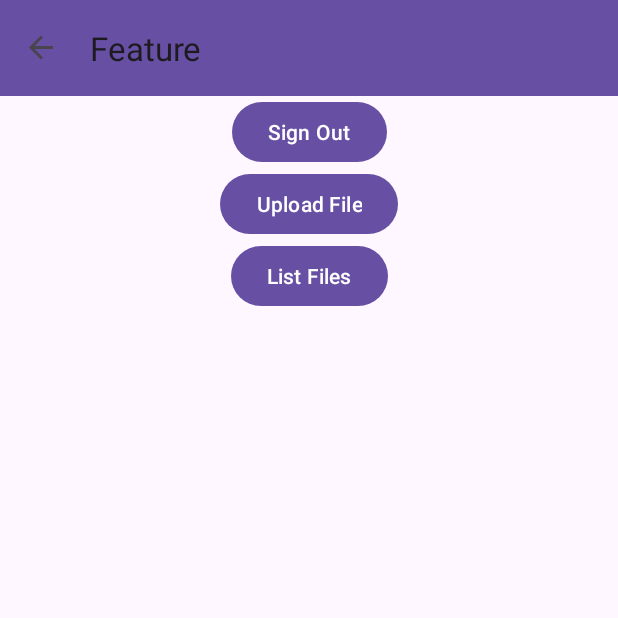
After one commit to EMMANUELABRAHAM/google-drive-clone, an Android app: the FeatureFragment screen opened directly, with no data from a screen before it, on a phone screen of 412 x 824 dp, the top half of it. The commit adds this screen. Run offline under Robolectric (Android 15) with nearby library versions, the phone set to English and light mode, and no system bars; our stand-ins replace Firebase (no records; nobody signed in at launch, a user with empty details on screens opened directly), navigation-ui; libraries missing offline, so code that uses them is left out: com.google.api.client, com.google.api.services.

Commit message:
Commit with code for Login screen.

```diff
--- a/app/build.gradle
+++ b/app/build.gradle
@@ -3,6 +3,7 @@ plugins {
     id 'org.jetbrains.kotlin.android'
     id "org.jetbrains.kotlin.kapt"
     id "com.google.gms.google-services"
+    id 'androidx.navigation.safeargs.kotlin'
 }
 
 android {
@@ -57,6 +58,9 @@ dependencies {
     implementation "com.google.oauth-client:google-oauth-client-jetty:1.34.1"
     implementation "com.google.auth:google-auth-library-oauth2-http:1.19.0"
 
+    implementation 'androidx.navigation:navigation-fragment-ktx:2.5.3'
+    implementation 'androidx.navigation:navigation-ui-ktx:2.5.3'
+
     testImplementation 'junit:junit:4.13.2'
     androidTestImplementation 'androidx.test.ext:junit:1.1.5'
     androidTestImplementation 'androidx.test.espresso:espresso-core:3.5.1'
--- a/app/src/main/AndroidManifest.xml
+++ b/app/src/main/AndroidManifest.xml
@@ -10,7 +10,7 @@
         android:label="@string/app_name"
         android:roundIcon="@mipmap/ic_launcher_round"
         android:supportsRtl="true"
-        android:theme="@style/Theme.GoogleDriveClone"
+        android:theme="@style/Base.Theme.GoogleDriveClone"
         tools:targetApi="31">
         <activity
             android:name=".MainActivity"
--- /dev/null
+++ b/app/src/main/java/com/agape/googledriveclone/ui/FeatureFragment.kt
@@ -0,0 +1,62 @@
+package com.agape.googledriveclone.ui
+
+import android.os.Bundle
+import android.view.LayoutInflater
+import android.view.View
+import android.view.ViewGroup
+import androidx.fragment.app.Fragment
+import androidx.lifecycle.ViewModelProvider
+import androidx.lifecycle.lifecycleScope
+import androidx.navigation.fragment.findNavController
+import com.agape.googledriveclone.R
+import com.agape.googledriveclone.databinding.FragmentFeatureBinding
+import com.agape.googledriveclone.viewmodel.DriveViewModel
+import com.google.android.gms.auth.api.identity.Identity
+import com.google.android.gms.auth.api.identity.SignInClient
+import kotlinx.coroutines.launch
+
+class FeatureFragment : Fragment() {
+
+    private lateinit var binding: FragmentFeatureBinding
+    private lateinit var viewModel: DriveViewModel
+
+
+    override fun onCreateView(
+        inflater: LayoutInflater, container: ViewGroup?,
+        savedInstanceState: Bundle?
+    ): View {
+        binding = FragmentFeatureBinding.inflate(inflater, container, false)
+        return binding.root
+    }
+
+    override fun onViewCreated(view: View, savedInstanceState: Bundle?) {
+        super.onViewCreated(view, savedInstanceState)
+
+        viewModel = ViewModelProvider(
+            requireActivity()
+        )[DriveViewModel::class.java]
+
+        binding.buttonSignOut.setOnClickListener {
+            signOut()
+        }
+
+        binding.buttonUploadFile.setOnClickListener {
+        }
+
+        binding.buttonListFiles.setOnClickListener {
+            val action = FeatureFragmentDirections.actionFeatureFragmentToFileListFragment()
+            findNavController().navigate(action)
+        }
+    }
+
+    private fun getSignInClient(): SignInClient {
+        return Identity.getSignInClient(requireActivity())
+    }
+
+    private fun signOut() {
+        lifecycleScope.launch {
+            viewModel.signOut(getSignInClient())
+            findNavController().navigate(R.id.action_featureFragment_to_loginFragment)
+        }
+    }
+}
--- /dev/null
+++ b/app/src/main/java/com/agape/googledriveclone/ui/LoginFragment.kt
@@ -0,0 +1,115 @@
+package com.agape.googledriveclone.ui
+
+import android.os.Bundle
+import android.util.Log
+import android.view.LayoutInflater
+import android.view.View
+import android.view.ViewGroup
+import androidx.activity.result.ActivityResultLauncher
+import androidx.activity.result.IntentSenderRequest
+import androidx.activity.result.contract.ActivityResultContracts
+import androidx.fragment.app.Fragment
+import androidx.lifecycle.ViewModelProvider
+import androidx.lifecycle.lifecycleScope
+import androidx.navigation.fragment.findNavController
+import com.agape.googledriveclone.databinding.FragmentLoginBinding
+import com.agape.googledriveclone.utils.AppUtils.showToast
+import com.agape.googledriveclone.viewmodel.DriveViewModel
+import com.google.android.gms.auth.api.identity.Identity
+import com.google.android.gms.auth.api.identity.SignInClient
+import kotlinx.coroutines.Dispatchers
+import kotlinx.coroutines.launch
+import kotlinx.coroutines.withContext
+
+class LoginFragment : Fragment() {
+
+    private lateinit var binding: FragmentLoginBinding
+    private lateinit var viewModel: DriveViewModel
+    private lateinit var signInLauncher: ActivityResultLauncher<IntentSenderRequest>
+    private lateinit var authLauncher: ActivityResultLauncher<IntentSenderRequest>
+
+
+    override fun onCreateView(
+        inflater: LayoutInflater, container: ViewGroup?,
+        savedInstanceState: Bundle?
+    ): View {
+        binding = FragmentLoginBinding.inflate(inflater, container, false)
+        return binding.root
+    }
+
+    override fun onViewCreated(view: View, savedInstanceState: Bundle?) {
+        super.onViewCreated(view, savedInstanceState)
+        viewModel = ViewModelProvider(requireActivity())[DriveViewModel::class.java]
+        lifecycleScope.launch{
+            if (viewModel.isSignedIn()) {
+                val action = LoginFragmentDirections.actionLoginFragmentToFeatureFragment()
+                findNavController().navigate(action)
+            }
+        }
+
+        signInLauncher =
+            registerForActivityResult(ActivityResultContracts.StartIntentSenderForResult()) { result ->
+                val data = result.data ?: return@registerForActivityResult
+                data.dataString?.let { Log.d("GD Clone", it) }
+                viewModel.getSignInResult(data, getSignInClient())
+            }
+
+        authLauncher =
+            registerForActivityResult(ActivityResultContracts.StartIntentSenderForResult()) { result ->
+                val data = result.data ?: return@registerForActivityResult
+                "Auth Result".showToast(requireContext())
+                try {
+                    val authorize = Identity.getAuthorizationClient(requireActivity())
+                    authorize.getAuthorizationResultFromIntent(data)
+                } catch (e: Exception) {
+                    "Unexpected error occurred".showToast(requireContext())
+                    Log.e("GD Clone", "Exception", e)
+                }
+            }
+
+        initializeObservers()
+        binding.signInButton.setOnClickListener {
+            signIn()
+        }
+    }
+
+    private fun initializeObservers() {
+        viewModel.showToast.observe(viewLifecycleOwner) {
+            it.showToast(requireContext())
+        }
+
+        viewModel.initiateAuthorization.observe(viewLifecycleOwner) { initializedValue ->
+            if (initializedValue == 1) {
+                val authorize = Identity.getAuthorizationClient(requireActivity())
+                lifecycleScope.launch(Dispatchers.IO) {
+                    val authorizationResult = viewModel.authorizeGoogleDrive(authorize)
+                    authorizationResult?.pendingIntent?.let {
+                        authLauncher.launch(
+                            IntentSenderRequest.Builder(it.intentSender)
+                                .build()
+                        )
+                    }
+                    withContext(Dispatchers.Main){
+                        moveToFeatureScreen()
+                    }
+                }
+            }
+        }
+    }
+
+    private fun getSignInClient(): SignInClient {
+        return Identity.getSignInClient(requireActivity())
+    }
+
+    private fun moveToFeatureScreen(){
+            val action = LoginFragmentDirections.actionLoginFragmentToFeatureFragment()
+            findNavController().navigate(action)
+    }
+
+    private fun signIn() {
+        lifecycleScope.launch {
+            val result = viewModel.signInGoogle(getSignInClient())
+            signInLauncher.launch(IntentSenderRequest.Builder(result).build())
+        }
+    }
+}
--- /dev/null
+++ b/app/src/main/java/com/agape/googledriveclone/viewmodel/DriveViewModel.kt
@@ -0,0 +1,98 @@
+package com.agape.googledriveclone.viewmodel
+
+import android.content.Intent
+import android.content.IntentSender
+import android.util.Log
+import androidx.lifecycle.LiveData
+import androidx.lifecycle.MutableLiveData
+import androidx.lifecycle.ViewModel
+import androidx.lifecycle.viewModelScope
+import com.google.android.gms.auth.api.identity.AuthorizationClient
+import com.google.android.gms.auth.api.identity.AuthorizationRequest
+import com.google.android.gms.auth.api.identity.AuthorizationResult
+import com.google.android.gms.auth.api.identity.BeginSignInRequest
+import com.google.android.gms.auth.api.identity.SignInClient
+import com.google.android.gms.common.api.Scope
+import com.google.api.services.drive.DriveScopes
+import com.google.api.services.drive.model.File
+import com.google.firebase.auth.GoogleAuthProvider
+import com.google.firebase.auth.ktx.auth
+import com.google.firebase.ktx.Firebase
+import kotlinx.coroutines.Dispatchers
+import kotlinx.coroutines.async
+import kotlinx.coroutines.launch
+import kotlinx.coroutines.tasks.await
+
+class DriveViewModel : ViewModel() {
+
+    private val firebaseAuth = Firebase.auth
+    private val scopes = listOf(Scope(DriveScopes.DRIVE_FILE))
+    private val authorizationRequest =
+        AuthorizationRequest.builder().setRequestedScopes(scopes).build()
+
+    private val _files = MutableLiveData<List<File>>()
+    val files: LiveData<List<File>> = _files
+
+    private val _uploadResult = MutableLiveData<String>()
+    val uploadResult: LiveData<String> = _uploadResult
+
+    private val _showToast = MutableLiveData<String>()
+    val showToast: LiveData<String> = _showToast
+
+    private val _initiateAuthorization = MutableLiveData<Int>()
+    val initiateAuthorization: LiveData<Int> = _initiateAuthorization
+
+
+    suspend fun signInGoogle(oneTap: SignInClient): IntentSender {
+        val signInRequest = BeginSignInRequest.builder().setGoogleIdTokenRequestOptions(
+            BeginSignInRequest.GoogleIdTokenRequestOptions.builder().setSupported(true)
+                .setServerClientId(
+                    "442006442670-jj6pu42mrsue6eiibgtids0i49caquqh.apps.googleusercontent.com"
+                ).setFilterByAuthorizedAccounts(false).build()
+        ).setAutoSelectEnabled(true).build()
+        return viewModelScope.async(Dispatchers.IO) {
+            return@async oneTap.beginSignIn(signInRequest).await().pendingIntent.intentSender
+        }.await()
+    }
+
+    fun getSignInResult(intent: Intent, oneTap: SignInClient) {
+        try {
+            val credential = oneTap.getSignInCredentialFromIntent(intent)
+            val googleIdToken = credential.googleIdToken
+            val googleCredential = GoogleAuthProvider.getCredential(googleIdToken, null)
+            viewModelScope.launch(Dispatchers.IO) {
+                val authResult = firebaseAuth.signInWithCredential(googleCredential).await()
+                Log.e("GD Clone", authResult.user!!.email!!)
+                _initiateAuthorization.postValue(1)
+            }
+        } catch (e: Exception){
+            _showToast.postValue("Unexpected error occurred")
+            Log.e("GD Clone", "Exception", e)
+        }
+
+    }
+
+    suspend fun authorizeGoogleDrive(authorizationClient: AuthorizationClient): AuthorizationResult? {
+        try {
+            return authorizationClient.authorize(authorizationRequest).await()
+        }catch (e: Exception){
+            _showToast.postValue("Unexpected error occurred")
+            Log.e("GD Clone", "Exception", e)
+        }
+        return null
+    }
+
+    suspend fun isSignedIn(): Boolean {
+        return firebaseAuth.currentUser != null
+    }
+
+    suspend fun signOut(oneTap: SignInClient) {
+        oneTap.signOut().await()
+        firebaseAuth.signOut()
+        resetValues()
+    }
+
+    private fun resetValues(){
+        _initiateAuthorization.value = 0
+    }
+}
--- a/app/src/main/res/layout/activity_main.xml
+++ b/app/src/main/res/layout/activity_main.xml
@@ -1,39 +1,28 @@
-<LinearLayout xmlns:android="http://schemas.android.com/apk/res/android"
+<?xml version="1.0" encoding="utf-8"?>
+<androidx.constraintlayout.widget.ConstraintLayout xmlns:android="http://schemas.android.com/apk/res/android"
+    xmlns:app="http://schemas.android.com/apk/res-auto"
     xmlns:tools="http://schemas.android.com/tools"
     android:layout_width="match_parent"
     android:layout_height="match_parent"
-    android:orientation="vertical"
     tools:context=".MainActivity">
 
-    <!-- Your UI components here -->
-    <Button
-        android:id="@+id/signInButton"
-        android:layout_width="wrap_content"
-        android:layout_height="wrap_content"
-        android:text="Sign In" />
+    <androidx.appcompat.widget.Toolbar
+        android:id="@+id/toolbar"
+        android:layout_width="match_parent"
+        android:layout_height="?attr/actionBarSize"
+        android:background="?attr/colorPrimary"
+        app:layout_constraintTop_toTopOf="parent" />
 
-    <Button
-        android:id="@+id/getFilesButton"
-        android:layout_width="wrap_content"
-        android:layout_height="wrap_content"
-        android:text="Files Button" />
+    <fragment
+        android:id="@+id/nav_host_fragment"
+        android:name="androidx.navigation.fragment.NavHostFragment"
+        android:layout_width="0dp"
+        android:layout_height="0dp"
+        app:defaultNavHost="true"
+        app:navGraph="@navigation/nav_graph"
+        app:layout_constraintTop_toBottomOf="@id/toolbar"
+        app:layout_constraintBottom_toBottomOf="parent"
+        app:layout_constraintLeft_toLeftOf="parent"
+        app:layout_constraintRight_toRightOf="parent" />
 
-    <Button
-        android:id="@+id/signOut"
-        android:layout_width="wrap_content"
-        android:layout_height="wrap_content"
-        android:text="Sign Out" />
-
-    <Button
-        android:id="@+id/isLoggedIn"
-        android:layout_width="wrap_content"
-        android:layout_height="wrap_content"
-        android:text="Is Logged In" />
-
-    <Button
-        android:id="@+id/uploadBtn"
-        android:layout_width="wrap_content"
-        android:layout_height="wrap_content"
-        android:text="Upload File" />
-
-</LinearLayout>
+</androidx.constraintlayout.widget.ConstraintLayout>
--- /dev/null
+++ b/app/src/main/res/layout/fragment_feature.xml
@@ -0,0 +1,36 @@
+<?xml version="1.0" encoding="utf-8"?>
+<androidx.constraintlayout.widget.ConstraintLayout xmlns:android="http://schemas.android.com/apk/res/android"
+    xmlns:tools="http://schemas.android.com/tools"
+    android:layout_width="match_parent"
+    android:layout_height="match_parent"
+    xmlns:app="http://schemas.android.com/apk/res-auto"
+    tools:context=".ui.FeatureFragment">
+
+    <Button
+        android:id="@+id/button_sign_out"
+        android:layout_width="wrap_content"
+        android:layout_height="wrap_content"
+        android:text="@string/sign_out"
+        app:layout_constraintTop_toTopOf="parent"
+        app:layout_constraintLeft_toLeftOf="parent"
+        app:layout_constraintRight_toRightOf="parent" />
+
+    <Button
+        android:id="@+id/button_upload_file"
+        android:layout_width="wrap_content"
+        android:layout_height="wrap_content"
+        android:text="@string/upload_file"
+        app:layout_constraintTop_toBottomOf="@id/button_sign_out"
+        app:layout_constraintLeft_toLeftOf="parent"
+        app:layout_constraintRight_toRightOf="parent" />
+
+    <Button
+        android:id="@+id/button_list_files"
+        android:layout_width="wrap_content"
+        android:layout_height="wrap_content"
+        android:text="@string/list_files"
+        app:layout_constraintTop_toBottomOf="@id/button_upload_file"
+        app:layout_constraintLeft_toLeftOf="parent"
+        app:layout_constraintRight_toRightOf="parent" />
+
+</androidx.constraintlayout.widget.ConstraintLayout>
--- /dev/null
+++ b/app/src/main/res/navigation/nav_graph.xml
@@ -0,0 +1,37 @@
+<?xml version="1.0" encoding="utf-8"?>
+<navigation xmlns:android="http://schemas.android.com/apk/res/android"
+    xmlns:app="http://schemas.android.com/apk/res-auto"
+    xmlns:tools="http://schemas.android.com/tools"
+    app:startDestination="@id/loginFragment">
+
+    <fragment
+        android:id="@+id/loginFragment"
+        android:name="com.agape.googledriveclone.ui.LoginFragment"
+        android:label="Login"
+        tools:layout="@layout/fragment_login">
+        <action
+            android:id="@+id/action_loginFragment_to_featureFragment"
+            app:destination="@id/featureFragment"
+            app:popUpTo="@id/loginFragment"
+            app:popUpToInclusive="true" />
+    </fragment>
+
+    <fragment
+        android:id="@+id/featureFragment"
+        android:name="com.agape.googledriveclone.ui.FeatureFragment"
+        android:label="Feature"
+        tools:layout="@layout/fragment_feature">
+        <action
+            android:id="@+id/action_featureFragment_to_fileListFragment"
+            app:destination="@id/fileListFragment" />
+        <action
+            android:id="@+id/action_featureFragment_to_loginFragment"
+            app:destination="@id/loginFragment" />
+    </fragment>
+
+    <fragment
+        android:id="@+id/fileListFragment"
+        android:name="com.agape.googledriveclone.ui.FileListFragment"
+        android:label="File List"
+        tools:layout="@layout/fragment_file_list"/>
+</navigation>
--- a/app/src/main/res/values/colors.xml
+++ b/app/src/main/res/values/colors.xml
@@ -2,4 +2,7 @@
 <resources>
     <color name="black">#FF000000</color>
     <color name="white">#FFFFFFFF</color>
+    <color name="colorPrimary">#3F51B5</color>
+    <color name="colorPrimaryDark">#303F9F</color>
+    <color name="colorAccent">#FF4081</color>
 </resources>
--- a/app/src/main/res/values/strings.xml
+++ b/app/src/main/res/values/strings.xml
@@ -1,3 +1,6 @@
 <resources>
     <string name="app_name">Google Drive Clone</string>
+    <string name="sign_out">Sign Out</string>
+    <string name="upload_file">Upload File</string>
+    <string name="list_files">List Files</string>
 </resources>
```
Also changed, not shown: app/src/main/java/com/agape/googledriveclone/MainActivity.kt (+52 -38 lines), app/src/main/java/com/agape/googledriveclone/ui/FileListFragment.kt (added, +34 -0 lines), app/src/main/java/com/agape/googledriveclone/utils/AppUtils.kt (added, +10 -0 lines), app/src/main/res/layout/fragment_file_list.xml (added, +17 -0 lines), app/src/main/res/layout/fragment_login.xml (added, +18 -0 lines), app/src/main/res/values/styles.xml (added, +8 -0 lines), build.gradle (+9 -0 lines).
